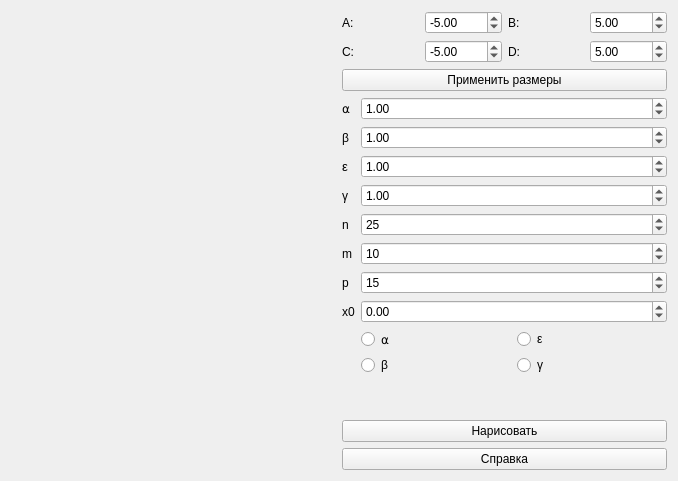
Before: the Qt Designer form mainwindow.ui in ivanshchitov/method-of-iteration, drawn with Qt 5.
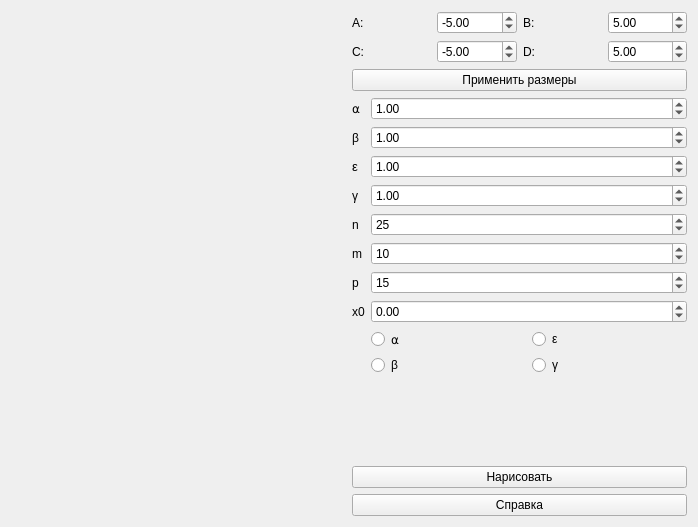
After: the same form once the commit is applied. Custom widgets are drawn as their Qt base class.

```diff
--- a/mainwindow.ui
+++ b/mainwindow.ui
@@ -6,8 +6,8 @@
    <rect>
     <x>0</x>
     <y>0</y>
-    <width>678</width>
-    <height>481</height>
+    <width>698</width>
+    <height>527</height>
    </rect>
   </property>
   <property name="windowTitle">
```
Left out of the diff: 9 changed lines with no effect on the pictures.
